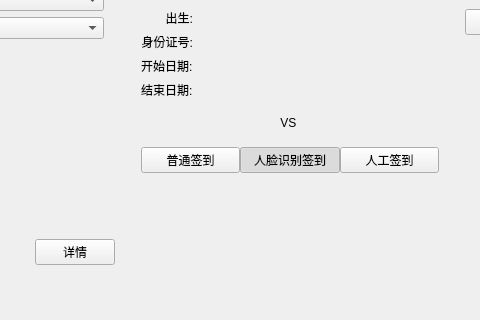
Qt form AiSign/gui/AiSignWidget.ui (xtuer/Qt) before a commit; both pictures show x 170 to 650 and y 95 to 415 of the 945 by 640 pixel window.
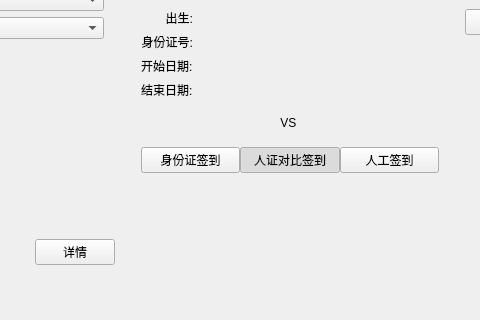
The same form after that commit.

Patch:
```diff
--- a/AiSign/gui/AiSignWidget.ui
+++ b/AiSign/gui/AiSignWidget.ui
@@ -1130,7 +1130,7 @@
                   </sizepolicy>
                  </property>
                  <property name="text">
-                  <string>普通签到</string>
+                  <string>身份证签到</string>
                  </property>
                  <property name="checkable">
                   <bool>true</bool>
@@ -1161,7 +1161,7 @@
                   </sizepolicy>
                  </property>
                  <property name="text">
-                  <string>人脸识别签到</string>
+                  <string>人证对比签到</string>
                  </property>
                  <property name="checkable">
                   <bool>true</bool>
```
